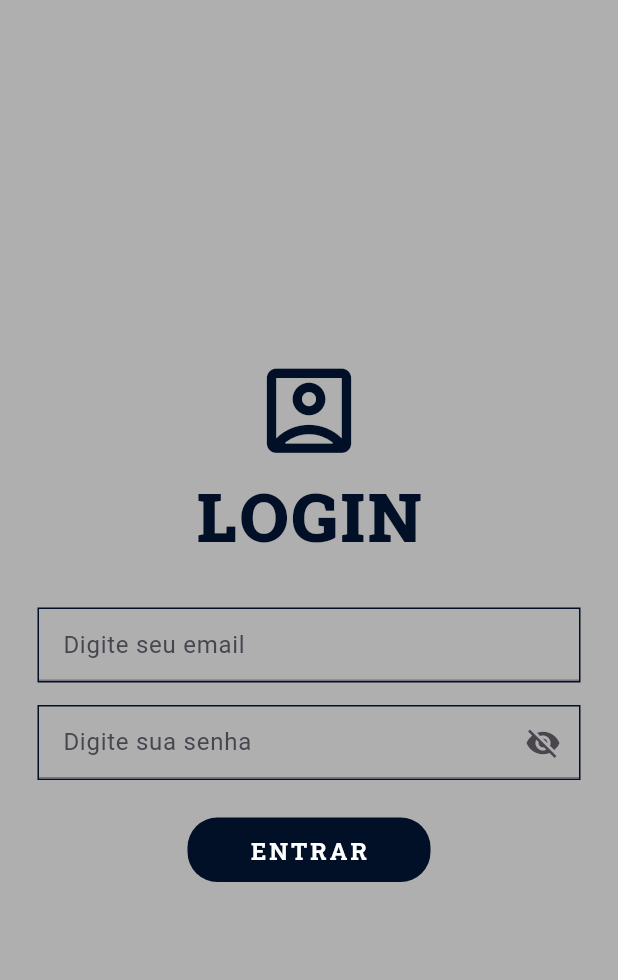
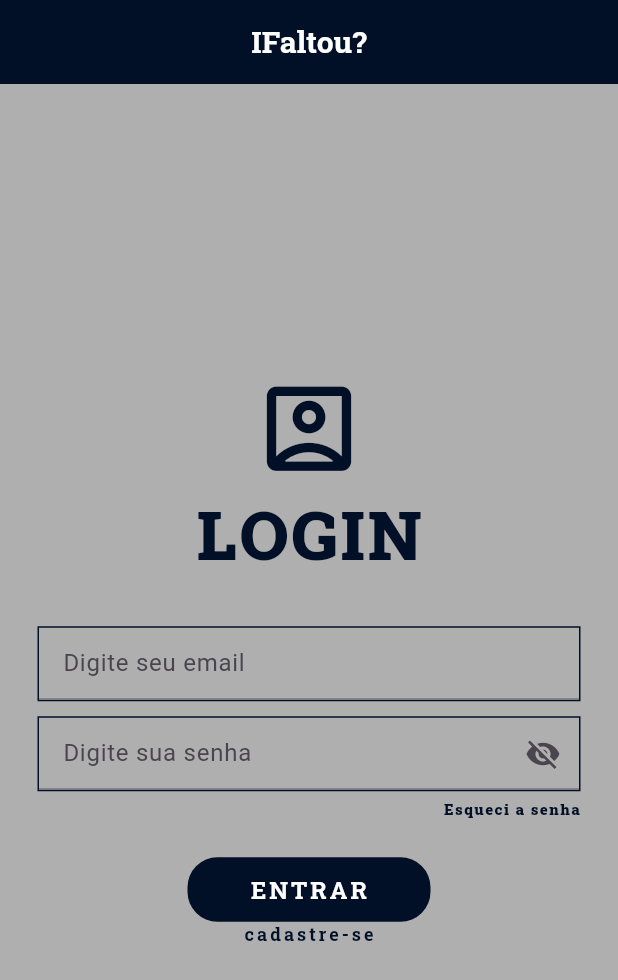
Before and after one commit to jmatheuscosta/crud_flutter, a Flutter app: the screen it shows after launch, on a phone screen of 412 x 824 dp. Shown: the top 980 px of the screen. Run offline on Flutter 3.47's test engine with Material 3 defaults, Android fonts, the phone set to English and light mode, and no system bars; our stand-ins replace firebase_auth, firebase_core, google_fonts; missing offline and left inert: dart:ffi; accounts and stored records are empty.

Commit message:
quase tudo

```diff
--- /dev/null
+++ b/lib/auth/auth_page.dart
@@ -0,0 +1,31 @@
+import 'package:crud/pages/login_page.dart';
+import 'package:crud/pages/register_page.dart';
+import 'package:flutter/material.dart';
+
+class AuthPage extends StatefulWidget {
+  const AuthPage({super.key});
+
+  @override
+  State<AuthPage> createState() => _AuthPageState();
+}
+
+class _AuthPageState extends State<AuthPage> {
+
+  //mostra a loginpage
+  bool showLoginPage = true;
+
+  void toggleScreens(){
+    setState(() {
+      showLoginPage = !showLoginPage;
+    });
+  }
+
+  @override
+  Widget build(BuildContext context) {
+    if(showLoginPage){
+      return LoginPage(showRegisterPage: toggleScreens);
+    } else {
+      return RegisterPage(showLoginPage: toggleScreens);
+    }
+  }
+}
--- a/lib/pages/main_page.dart
+++ b/lib/auth/main_page.dart
@@ -1,7 +1,7 @@
-import 'package:crud/pages/login_page.dart';
-import 'package:crud/pages/home_page.dart';
 import 'package:firebase_auth/firebase_auth.dart';
 import 'package:flutter/material.dart';
+import 'package:crud/auth/auth_page.dart';
+import 'package:crud/pages/home_page.dart';
 
 class MainPage extends StatelessWidget{
   const MainPage({Key? key}) : super(key: key);
@@ -15,7 +15,7 @@ class MainPage extends StatelessWidget{
           if(snapshot.hasData){
             return HomePage();
           }else {
-            return LoginPage();
+            return AuthPage();
           }
         },
       ),
--- a/lib/main.dart
+++ b/lib/main.dart
@@ -1,7 +1,7 @@
 import 'package:crud/firebase_options.dart';
 import 'package:firebase_core/firebase_core.dart';
 import 'package:flutter/material.dart';
-import 'package:crud/pages/main_page.dart';
+import 'package:crud/auth/main_page.dart';
 
 
 void main() async {
--- a/lib/pages/home_page.dart
+++ b/lib/pages/home_page.dart
@@ -8,10 +8,8 @@ Color backgroundPadrao = const  Color.fromRGBO(175, 175, 175, 1);
 
 class HomePage extends StatefulWidget{
   const HomePage({ Key? key}) : super(key: key);
-
   @override
   State<HomePage> createState() => _HomePageState();
-
 }
 
 class _HomePageState extends State<HomePage> {
--- a/lib/pages/login_page.dart
+++ b/lib/pages/login_page.dart
@@ -1,6 +1,9 @@
 // ignore_for_file: prefer_const_constructors
+import 'package:crud/pages/esqueci_senha_page.dart';
 import 'package:firebase_auth/firebase_auth.dart';
+import 'package:flutter/cupertino.dart';
 import 'package:flutter/material.dart';
+import 'package:flutter/widgets.dart';
 import 'package:google_fonts/google_fonts.dart';
 
 Color azulPadrao =       const Color.fromRGBO(1, 15, 39, 1); // 1 para opacidade total
@@ -10,7 +13,8 @@ Color backgroundPadrao = const  Color.fromRGBO(175, 175, 175, 1);
 bool _showPassword = false;
 
 class LoginPage extends StatefulWidget {
-  const LoginPage({Key? key}) : super(key: key);
+  final VoidCallback showRegisterPage;
+  const LoginPage({Key? key, required this.showRegisterPage}) : super(key: key);
 
   @override
   State<LoginPage> createState() => _LoginPageState();
@@ -40,6 +44,19 @@ class _LoginPageState extends State<LoginPage> {
   Widget build(BuildContext context) {
     return Scaffold(
       backgroundColor: backgroundPadrao,
+      appBar: AppBar(
+        backgroundColor: azulPadrao,
+        title: Center(
+          child: Text(
+            'IFaltou?',
+            style: GoogleFonts.robotoSlab(
+              fontWeight: FontWeight.bold,
+              fontSize: 20.0,
+              color: Colors.white,
+            ),
+          ),
+        ),
+      ),
       body: SafeArea(
         child: Center(
           child: SingleChildScrollView(
@@ -78,7 +95,7 @@ class _LoginPageState extends State<LoginPage> {
                     ),
                   ),
                 ),
-                SizedBox(height: 15,),
+                SizedBox(height: 10,),
                 //SENHA
                 Padding(
                   padding: EdgeInsets.symmetric(horizontal: 25.0),
@@ -109,6 +126,31 @@ class _LoginPageState extends State<LoginPage> {
                     ),
                   ),
                 ),
+                SizedBox(height: 5,),
+                Padding(
+                  padding: const EdgeInsets.symmetric(horizontal: 25.0),
+                  child: Row(
+                    mainAxisAlignment: MainAxisAlignment.end,
+                    children: [
+                      GestureDetector(
+                        onTap: (){
+                          Navigator.push(context, MaterialPageRoute(builder: (context){
+                            return EsqueciSenhaPage();
+                          }));
+                        },
+                        child: Text(
+                          'Esqueci a senha',
+                          style: GoogleFonts.robotoSlab(
+                            fontWeight: FontWeight.w900,
+                            fontSize: 10.0,
+                            color: azulPadrao,
+                            letterSpacing: 1.0,
+                          ),
+                        ),
+                      ),
+                    ],
+                  ),
+                ),
                 SizedBox(height: 25,),
                 //BOTAO DE LOGIN
                 Padding(
@@ -135,6 +177,22 @@ class _LoginPageState extends State<LoginPage> {
                     ),
                   ),
                 ),
+                //SizedBox(height: 5.0,), //espacamento
+                Center(
+                  child:
+                  GestureDetector(
+                    onTap: widget.showRegisterPage,
+                    child: Text(
+                      'cadastre-se',
+                      style:GoogleFonts.robotoSlab(
+                              color: azulPadrao,
+                              fontWeight: FontWeight.bold,
+                              fontSize: 12.0,
+                              letterSpacing: 2.0,
+                      ),
+                    ),
+                  ),
+                ),
               ],
             ),
           ),
```
Also changed, not shown: lib/pages/esqueci_senha_page.dart (added, +103 -0 lines), lib/pages/register_page.dart (added, +348 -0 lines).
